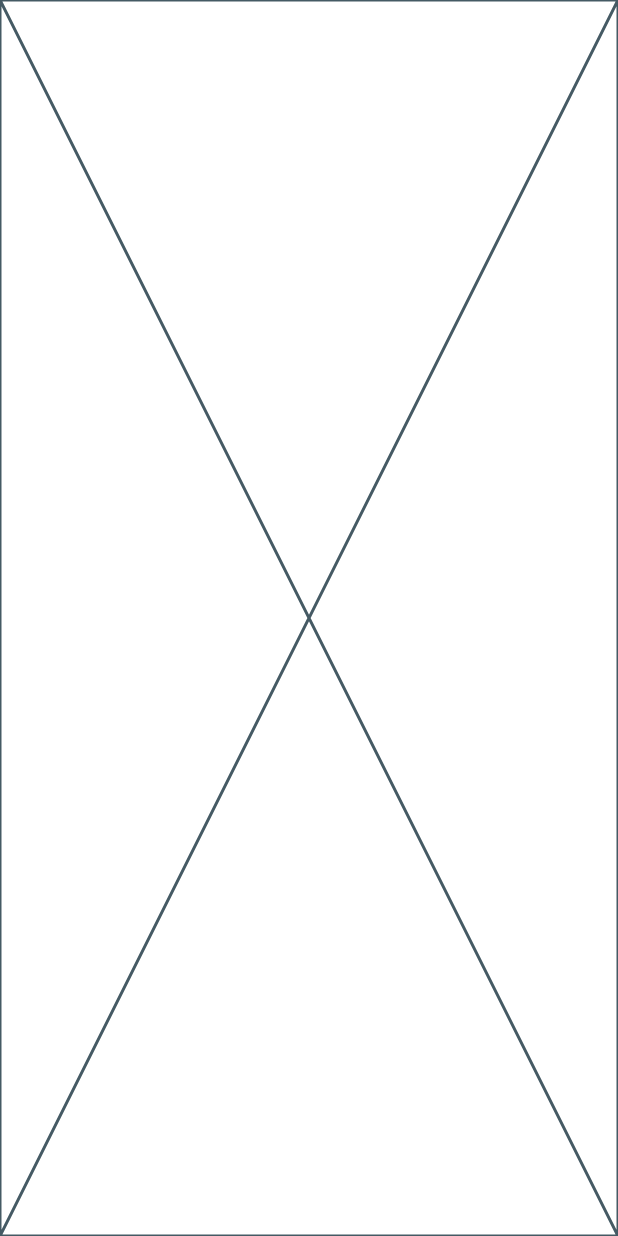
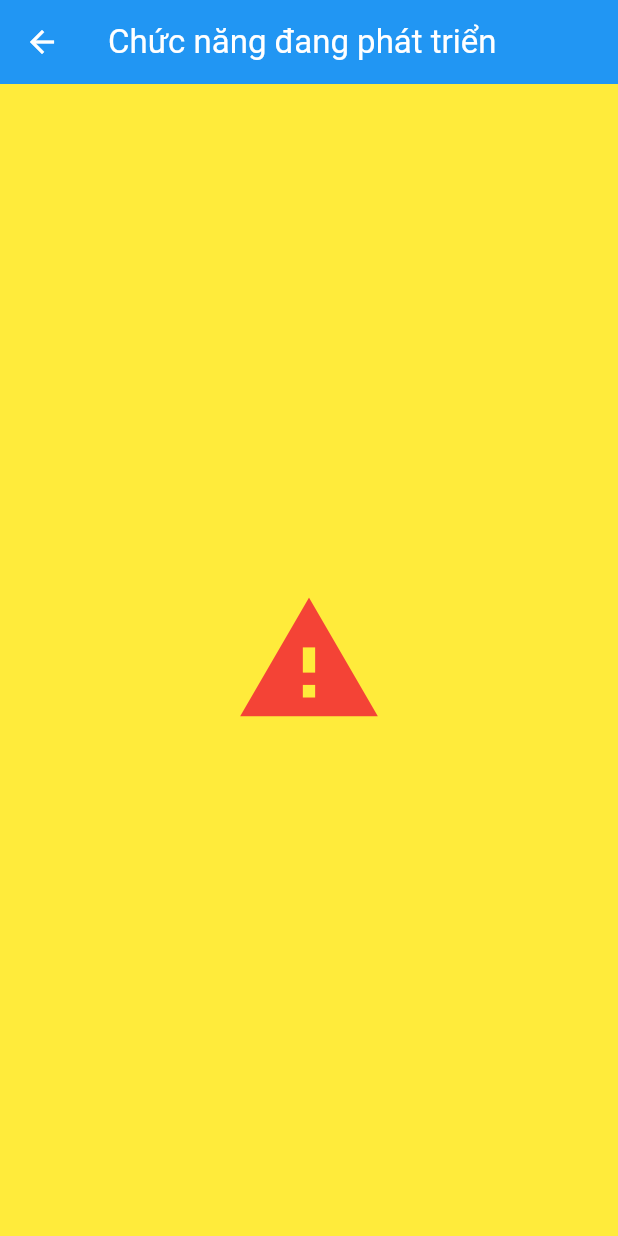
Before and after one commit to Hideyoshi942/Hospital-Management-Use-Flutter, a Flutter app: the screen it shows after launch, after a tap on "Thiết bị", on a phone screen of 412 x 824 dp. Run offline on Flutter 3.47's test engine with Material 3 defaults, Android fonts, the phone set to English and light mode, and no system bars; our stand-ins replace dots_indicator; missing offline and left inert: flutter_randomcolor.

Commit message:
last update

```diff
--- a/lib/views/device/device.dart
+++ b/lib/views/device/device.dart
@@ -1,4 +1,5 @@
 import 'package:flutter/cupertino.dart';
+import 'package:flutter/material.dart';
 
 class Device extends StatefulWidget {
   const Device({super.key});
@@ -10,6 +11,20 @@ class Device extends StatefulWidget {
 class _DeviceState extends State<Device> {
   @override
   Widget build(BuildContext context) {
-    return const Placeholder();
+    return Scaffold(
+      appBar: AppBar(
+        title: Text('Chức năng đang phát triển'),
+        foregroundColor: Colors.white,
+        backgroundColor: Colors.blue,
+      ),
+      body: Container(
+        color: Colors.yellow,
+        child: Center(
+          child: Container(
+            child: Icon(Icons.warning, size: 100,color: Colors.red,),
+          ),
+        ),
+      ),
+    );
   }
 }
```
Also changed, not shown: lib/views/medicine/medicine.dart (+16 -1 lines), lib/views/newest/infomation_details.dart (+6 -4 lines).
